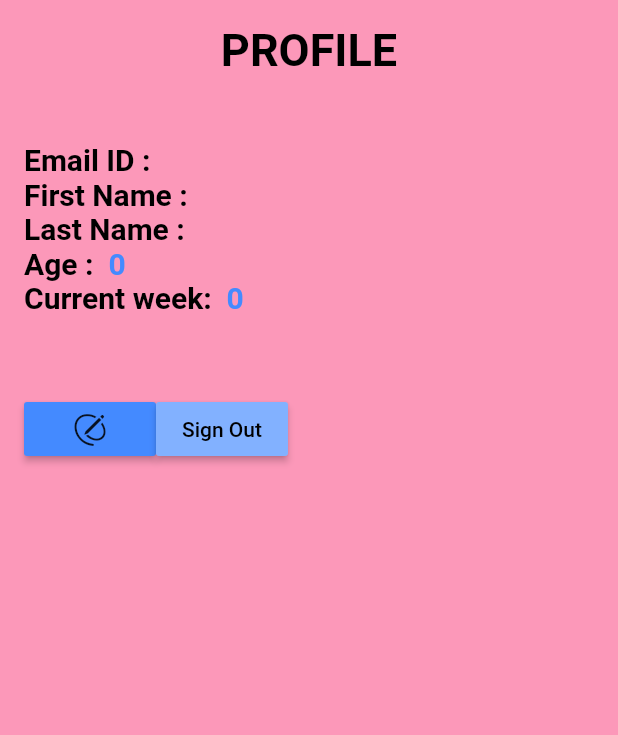
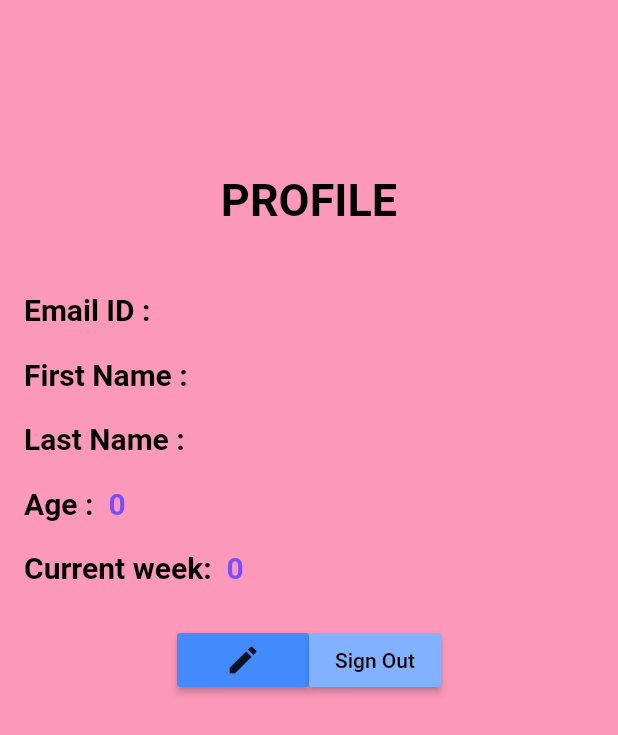
Before and after one commit to Adithya2004/Maternity-Awareness, a Flutter app: the GotoEditPage screen opened directly, after a tap on "Save Changes", on a phone screen of 412 x 824 dp. Shown: the top 735 px of the screen. Run offline on Flutter 3.47's test engine with Material 2 defaults, Android fonts, the phone set to English and light mode, and no system bars; our stand-ins replace cloud_firestore, firebase_auth, firebase_core; accounts and stored records are empty; network calls fail.

Commit message:
Beautify ,minor fixes plus edit profile fixes

```diff
--- a/lib/home_page.dart
+++ b/lib/home_page.dart
@@ -1,5 +1,4 @@
 import 'package:firebase_auth/firebase_auth.dart';
-import 'package:flutter/cupertino.dart';
 import 'package:flutter/material.dart';
 import 'package:cloud_firestore/cloud_firestore.dart';
 
@@ -201,7 +200,7 @@ class DashboardPage extends StatelessWidget {
                     Container(
                       child: userData.due
                           ? const Center(
-                            child:  Text(
+                              child: Text(
                                 "DUE",
                                 style: TextStyle(
                                   color: Colors.blueAccent,
@@ -209,12 +208,15 @@ class DashboardPage extends StatelessWidget {
                                   fontSize: 40,
                                 ),
                               ),
-                          )
-                          : const Text(
-                              "NOT DUE",
-                              style: TextStyle(
-                                color: Colors.blueAccent,
-                                fontWeight: FontWeight.bold,
+                            )
+                          : const Center(
+                              child: Text(
+                                "NOT DUE",
+                                style: TextStyle(
+                                  color: Colors.blueAccent,
+                                  fontWeight: FontWeight.bold,
+                                  fontSize: 40,
+                                ),
                               ),
                             ),
                     ),
@@ -603,8 +605,9 @@ class _ProfileScreenState extends State<ProfileScreen>
                     Usermodel userData = snapshot.data as Usermodel;
                     return Column(
                       mainAxisAlignment: MainAxisAlignment.center,
-                      crossAxisAlignment: CrossAxisAlignment.center,
+                      crossAxisAlignment: CrossAxisAlignment.start,
                       children: [
+                        const SizedBox(height: 100,),
                         const Center(
                           child: Text(
                             "PROFILE",
@@ -634,13 +637,18 @@ class _ProfileScreenState extends State<ProfileScreen>
                             Text(
                               userData.email,
                               style: const TextStyle(
-                                color: Colors.blueAccent,
+                                color: Colors.deepPurpleAccent,
                                 fontSize: 20.0,
                                 fontWeight: FontWeight.bold,
                               ),
                             ),
                           ],
                         ),
+
+                        const SizedBox(
+                          height: 20.0,
+                        ),
+
 
                         //First_name
                         Row(
@@ -656,12 +664,16 @@ class _ProfileScreenState extends State<ProfileScreen>
                             Text(
                               userData.firstname,
                               style: const TextStyle(
-                                color: Colors.blueAccent,
+                                color: Colors.deepPurpleAccent,
                                 fontSize: 20.0,
                                 fontWeight: FontWeight.bold,
                               ),
                             ),
                           ],
+                        ),
+
+                        const SizedBox(
+                          height: 20.0,
                         ),
 
                         //Last_name
@@ -678,12 +690,16 @@ class _ProfileScreenState extends State<ProfileScreen>
                             Text(
                               userData.lastname,
                               style: const TextStyle(
-                                color: Colors.blueAccent,
+                                color: Colors.deepPurpleAccent,
                                 fontSize: 20.0,
                                 fontWeight: FontWeight.bold,
                               ),
                             ),
                           ],
+                        ),
+
+                        const SizedBox(
+                          height: 20.0,
                         ),
 
                         //Age
@@ -700,12 +716,16 @@ class _ProfileScreenState extends State<ProfileScreen>
                             Text(
                               userData.age.toString(),
                               style: const TextStyle(
-                                color: Colors.blueAccent,
+                                color: Colors.deepPurpleAccent,
                                 fontSize: 20.0,
                                 fontWeight: FontWeight.bold,
                               ),
                             ),
                           ],
+                        ),
+
+                        const SizedBox(
+                          height: 20.0,
                         ),
 
                         //Current week
@@ -722,7 +742,7 @@ class _ProfileScreenState extends State<ProfileScreen>
                             Text(
                               userData.week.toString(),
                               style: const TextStyle(
-                                color: Colors.blueAccent,
+                                color: Colors.deepPurpleAccent,
                                 fontSize: 20.0,
                                 fontWeight: FontWeight.bold,
                               ),
@@ -734,10 +754,9 @@ class _ProfileScreenState extends State<ProfileScreen>
                           height: 26.0,
                         ),
 
-                        const SizedBox(
-                          height: 26.0,
-                        ),
                         Row(
+                          mainAxisAlignment: MainAxisAlignment.center,
+                          crossAxisAlignment: CrossAxisAlignment.start,
                           children: [
                             Center(
                                 child: MaterialButton(
@@ -749,7 +768,7 @@ class _ProfileScreenState extends State<ProfileScreen>
                                             const GotoEditPage()));
                               },
                               color: Colors.blueAccent,
-                              child: const Icon(CupertinoIcons.pencil_outline),
+                              child: const Icon(Icons.edit),
                             )),
                             Center(
                               child: MaterialButton(
@@ -912,14 +931,12 @@ class _GotoEditPageState extends State<GotoEditPage>
                                 width: double.infinity,
                                 child: ElevatedButton(
                                     onPressed: () {
-                                      final bool due1 = userData.due;
-                                      if (int.parse(currentweek1.text.trim()) >
-                                          30) {
-                                        const bool due1 = true;
-                                      } else {
-                                        const bool due1 = false;
-                                      }
+                                      bool due1 = userData.due;
+                                      int.parse(currentweek1.text.trim()) > 30
+                                          ? due1 = true
+                                          : due1 = false;
                                       final userData1 = Usermodel(
+                                          id: userData.id,
                                           age: int.parse(age1.text.trim()),
                                           email: userData.email,
                                           firstname: firstname1.text.trim(),
```
Also changed, not shown: lib/sign_in_pages.dart (+4 -10 lines).
